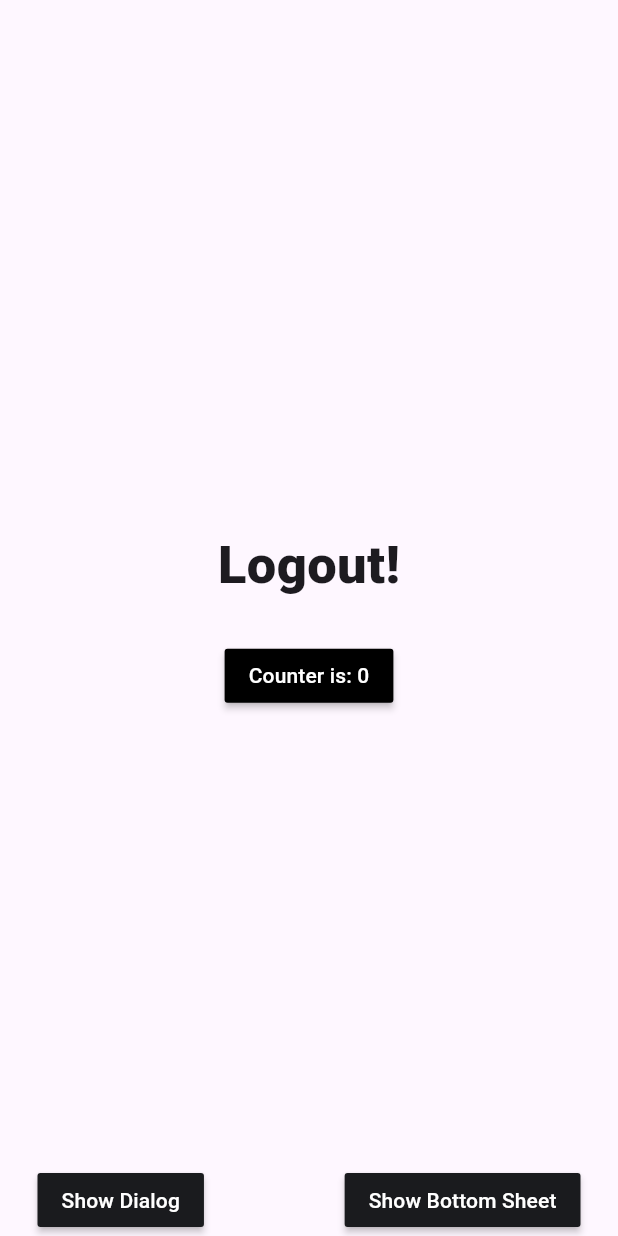
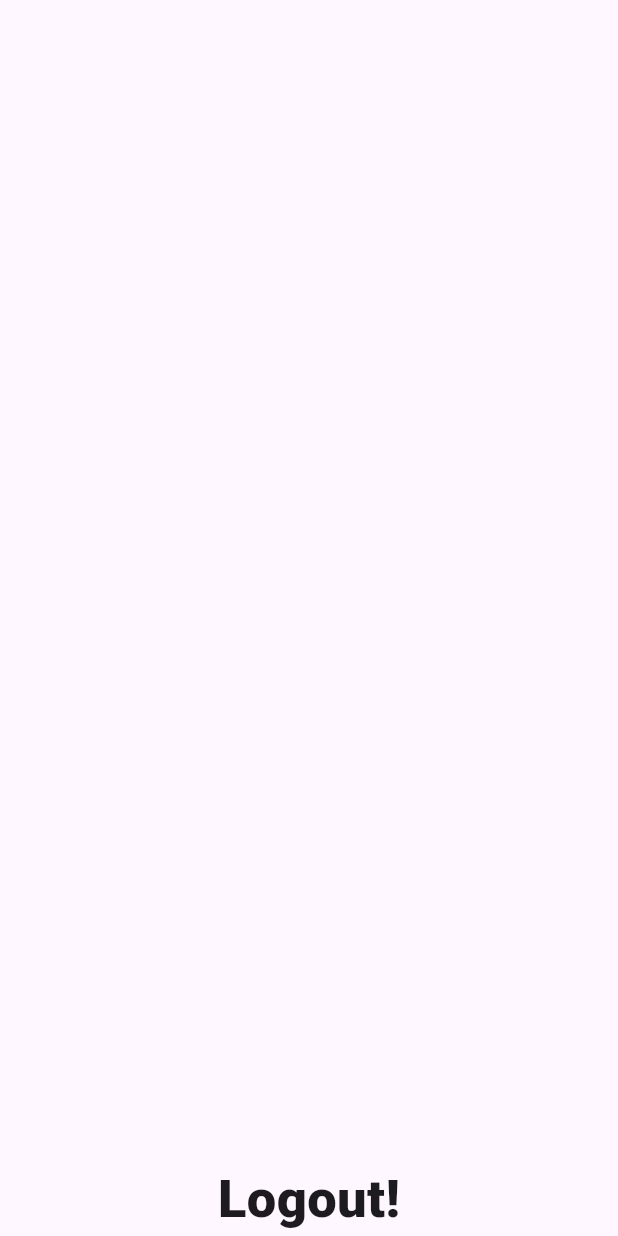
Before and after one commit to rishabhbajpai2000/ccpd_app_stacked, a Flutter app: the HomeView screen opened by its route, on a phone screen of 412 x 824 dp. Run offline on Flutter 3.47's test engine with Material 3 defaults, Android fonts, the phone set to English and light mode, and no system bars; our stand-ins replace fluttertoast, logger, stacked, stacked_services, stacked_shared, supabase_flutter; accounts and stored records are empty.

```diff
--- a/lib/services/login_service.dart
+++ b/lib/services/login_service.dart
@@ -8,6 +8,7 @@ class LoginService {
   final supabase = Supabase.instance.client;
   final logger = getLogger('LoginService');
   final _navigationService = NavigationService();
+
   Future<bool> isLoggedIn() async {
     final User? user = supabase.auth.currentUser;
     logger.i('User: $user');
--- a/lib/ui/views/home/home_view.dart
+++ b/lib/ui/views/home/home_view.dart
@@ -38,42 +38,10 @@ class HomeView extends StackedView<HomeViewModel> {
                         ),
                       ),
                     ),
-                    verticalSpaceMedium,
-                    MaterialButton(
-                      color: Colors.black,
-                      onPressed: viewModel.incrementCounter,
-                      child: Text(
-                        viewModel.counterLabel,
-                        style: const TextStyle(color: Colors.white),
-                      ),
-                    ),
+
                   ],
                 ),
-                Row(
-                  mainAxisAlignment: MainAxisAlignment.spaceBetween,
-                  children: [
-                    MaterialButton(
-                      color: kcDarkGreyColor,
-                      onPressed: viewModel.showDialog,
-                      child: const Text(
-                        'Show Dialog',
-                        style: TextStyle(
-                          color: Colors.white,
-                        ),
-                      ),
-                    ),
-                    MaterialButton(
-                      color: kcDarkGreyColor,
-                      onPressed: viewModel.showBottomSheet,
-                      child: const Text(
-                        'Show Bottom Sheet',
-                        style: TextStyle(
-                          color: Colors.white,
-                        ),
-                      ),
-                    ),
-                  ],
-                )
+
               ],
             ),
           ),
--- a/lib/ui/views/home/home_viewmodel.dart
+++ b/lib/ui/views/home/home_viewmodel.dart
@@ -1,45 +1,10 @@
-import 'package:ccpd_app_stacked/app/app.bottomsheets.dart';
-import 'package:ccpd_app_stacked/app/app.dialogs.dart';
 import 'package:ccpd_app_stacked/app/app.locator.dart';
-import 'package:ccpd_app_stacked/app/app.router.dart';
 import 'package:ccpd_app_stacked/services/login_service.dart';
-import 'package:ccpd_app_stacked/ui/common/app_strings.dart';
 import 'package:stacked/stacked.dart';
 import 'package:stacked_services/stacked_services.dart';
 
 class HomeViewModel extends BaseViewModel {
-  final _dialogService = locator<DialogService>();
-  final _bottomSheetService = locator<BottomSheetService>();
   final _navigationService = locator<NavigationService>();
-
-  String get counterLabel => 'Counter is: $_counter';
-
-  int _counter = 0;
-
-  void incrementCounter() {
-    _counter++;
-    rebuildUi();
-  }
-
-  void showDialog() {
-    _dialogService.showCustomDialog(
-      variant: DialogType.infoAlert,
-      title: 'Stacked Rocks!',
-      description: 'Give stacked $_counter stars on Github',
-    );
-  }
-
-  void showBottomSheet() {
-    _bottomSheetService.showCustomSheet(
-      variant: BottomSheetType.notice,
-      title: ksHomeBottomSheetTitle,
-      description: ksHomeBottomSheetDescription,
-    );
-  }
-
-  void navigateToScreen() {
-    _navigationService.navigateToInitialWelcomeScreenView();
-  }
 
   void logOut() {
     final _loginService = locator<LoginService>();
```
